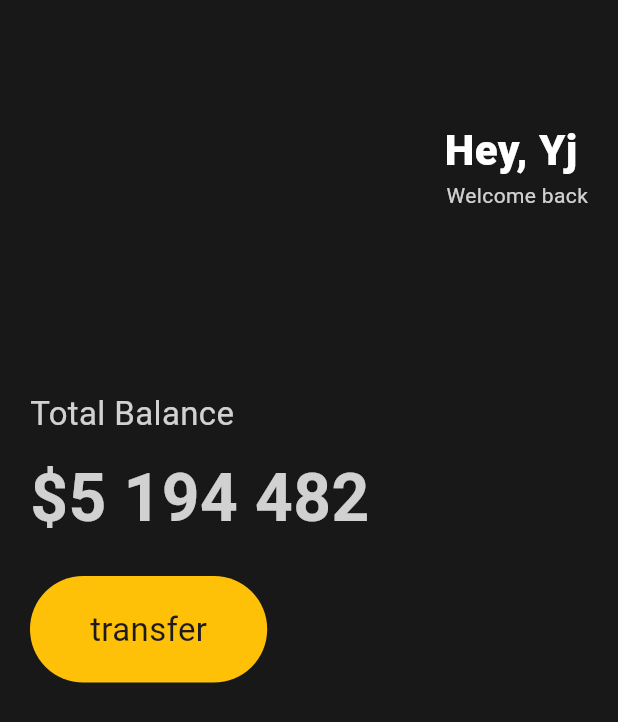
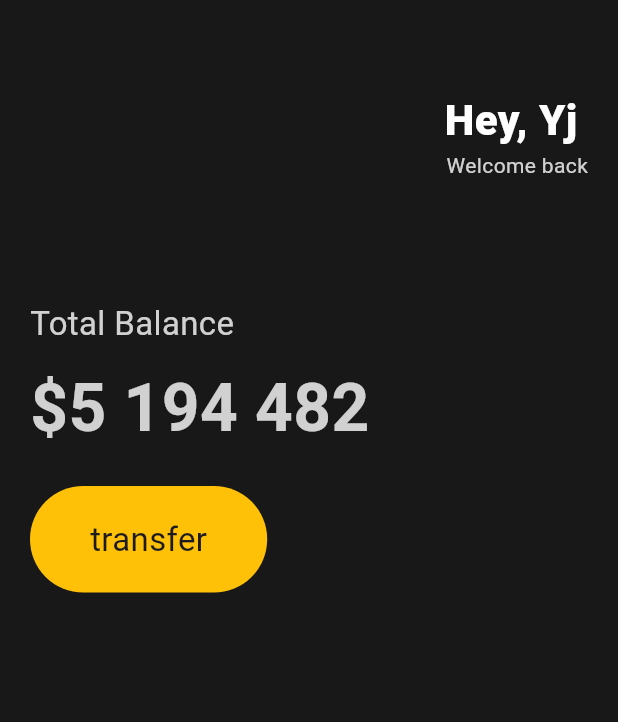
Before and after one commit to AI-Jiny/Toonflix, a Flutter app: the screen it shows after launch, on a phone screen of 412 x 824 dp. Shown: the top 722 px of the screen. Run offline on Flutter 3.47's test engine with Material 3 defaults, Android fonts, the phone set to English and light mode, and no system bars.

Commit message:
resize height

```diff
--- a/toonflix/lib/main.dart
+++ b/toonflix/lib/main.dart
@@ -2,29 +2,31 @@ import 'package:flutter/cupertino.dart';
 import 'package:flutter/material.dart';
 
 void main() {
-  runApp(App());
+  runApp(const App());
 }
 
 class App extends StatelessWidget {
+  const App({super.key});
+
   @override
   Widget build(BuildContext context) {
     // TODO: implement build
     return MaterialApp(
         home: Scaffold(
-      backgroundColor: Color(0xFF181818),
+      backgroundColor: const Color(0xFF181818),
       body: Padding(
-          padding: EdgeInsets.symmetric(horizontal: 20),
+          padding: const EdgeInsets.symmetric(horizontal: 20),
           child: Column(
             crossAxisAlignment: CrossAxisAlignment.start,
             children: [
-              SizedBox(
-                height: 80,
+              const SizedBox(
+                height: 60,
               ),
               Row(
                 mainAxisAlignment: MainAxisAlignment.end,
                 children: [
                   Column(crossAxisAlignment: CrossAxisAlignment.end, children: [
-                    Text(
+                    const Text(
                       'Hey, Yj ',
                       style: TextStyle(
                         fontSize: 28,
@@ -41,15 +43,15 @@ class App extends StatelessWidget {
                   ])
                 ],
               ),
-              SizedBox(
-                height: 120,
+              const SizedBox(
+                height: 80,
               ),
               Text(
                 'Total Balance',
                 style: TextStyle(
                     fontSize: 22, color: Colors.white.withOpacity(0.8)),
               ),
-              SizedBox(
+              const SizedBox(
                 height: 10,
               ),
               Text(
@@ -59,7 +61,7 @@ class App extends StatelessWidget {
                     fontWeight: FontWeight.w600,
                     color: Colors.white.withOpacity(0.8)),
               ),
-              SizedBox(
+              const SizedBox(
                 height: 20,
               ),
               Row(
@@ -68,7 +70,7 @@ class App extends StatelessWidget {
                     decoration: BoxDecoration(
                         color: Colors.amber,
                         borderRadius: BorderRadius.circular(45)),
-                    child: Padding(
+                    child: const Padding(
                       padding:
                           EdgeInsets.symmetric(vertical: 20, horizontal: 40),
                       child: Text(
```
Also changed, not shown: toonflix/pubspec.lock.
